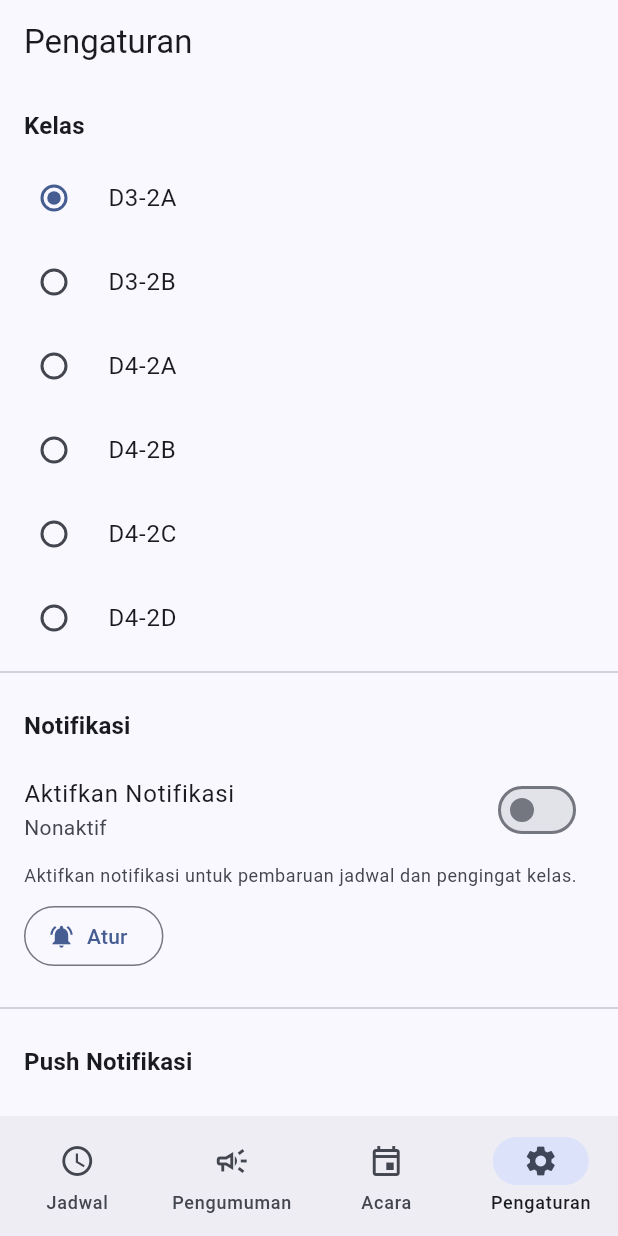
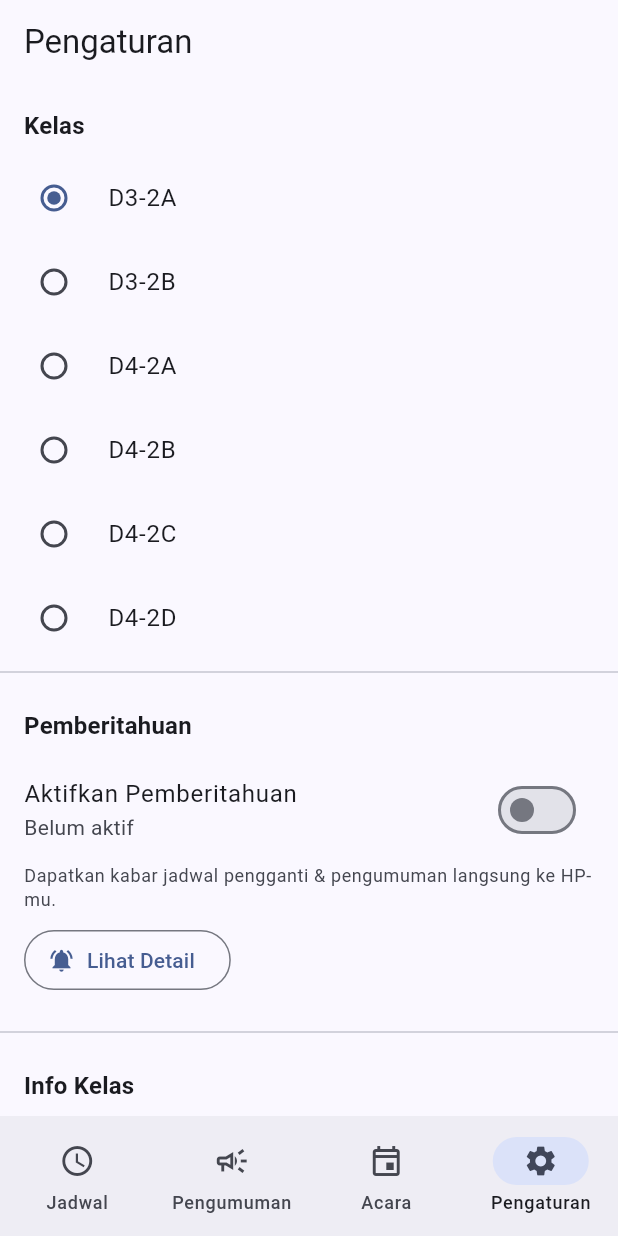
Before and after one commit to symful/jtk25client, a Flutter app: the screen it shows after launch, item 4 of the bottom bar chosen, on a phone screen of 412 x 824 dp. Run offline on Flutter 3.47's test engine with Material 3 defaults, Android fonts, the phone set to English and light mode, and no system bars; our stand-ins replace dio, firebase_core, firebase_messaging, flutter_local_notifications, flutter_markdown, flutter_riverpod and 6 more; missing offline and left inert: dart:js_interop, json_schema, workmanager; accounts and stored records are empty; generated files the repository leaves out were written again; network calls fail; statements that could not run were skipped.

Commit message:
feat: settings plain-language copy, no jargon, single notification section
- 'Notifikasi' -> 'Pemberitahuan' throughout
- Remove Push/Topik/Langganan/Token jargon from all labels
- Status text: 'Belum aktif' / 'Diblokir — atur di pengaturan HP'
- Settings: single merged notification section with 'Info Kelas' sub-section
- FCM push section renamed to 'Info Kelas' with plain explanation
- Button labels: 'Aktifkan Pemberitahuan', 'Perbarui info kelas'
- Instruction steps use natural language (Buka Pengaturan di HP)

```diff
--- a/lib/core/notifications/fcm_service.dart
+++ b/lib/core/notifications/fcm_service.dart
@@ -148,7 +148,7 @@ class FcmService {
   /// Subscribe to an FCM topic.
   ///
   /// Topics are used for class-specific data-update notifications.
-  /// The topic name is derived from the class code (e.g. "jtk25_D3-3A").
+  /// The topic name is derived from the class code (e.g. "jtk25_D3-2A").
   Future<void> subscribeToTopic(String topic) async {
     try {
       await _messaging.subscribeToTopic(topic);
@@ -233,23 +233,23 @@ class FcmService {
 
   /// Get human-readable push status in Bahasa Indonesia.
   Future<String> pushStatusText() async {
-    if (!isSupported) return 'Push web belum dikonfigurasi';
+    if (!isSupported) return 'Belum aktif di browser ini';
     try {
       final settings = await _messaging.getNotificationSettings();
       switch (settings.authorizationStatus) {
         case AuthorizationStatus.authorized:
-          return 'Push aktif';
+          return 'Aktif';
         case AuthorizationStatus.provisional:
-          return 'Push aktif (provisional)';
+          return 'Aktif';
         case AuthorizationStatus.denied:
-          return 'Push ditolak oleh sistem';
+          return 'Diblokir oleh sistem';
         case AuthorizationStatus.notDetermined:
-          return 'Push belum ditentukan';
+          return 'Belum diatur';
         case AuthorizationStatus.deniedPermanently:
-          return 'Push ditolak permanen';
+          return 'Diblokir permanen — atur di pengaturan HP';
       }
     } catch (e) {
-      return 'Status push tidak diketahui';
+      return 'Status tidak diketahui';
     }
   }
 }
--- a/lib/core/notifications/notification_providers.dart
+++ b/lib/core/notifications/notification_providers.dart
@@ -65,11 +65,11 @@ final notificationEnabledProvider =
 /// - "Nonaktif (izin ditolak)" — notifications enabled but permission denied
 final notificationStatusProvider = FutureProvider<String>((ref) async {
   final enabled = ref.watch(notificationEnabledProvider);
-  if (!enabled) return 'Nonaktif';
+  if (!enabled) return 'Belum aktif';
 
   final service = NotificationService.instance;
   final isEnabled = await service.isEnabled();
-  return isEnabled ? 'Aktif' : 'Nonaktif (izin ditolak)';
+  return isEnabled ? 'Aktif' : 'Diblokir — atur di pengaturan HP';
 });
 
 // ---------------------------------------------------------------------------
--- a/lib/core/notifications/notification_service.dart
+++ b/lib/core/notifications/notification_service.dart
@@ -410,6 +410,6 @@ class NotificationService {
   /// Human-readable status string in Indonesian.
   Future<String> statusText() async {
     final enabled = await isEnabled();
-    return enabled ? 'Aktif' : 'Nonaktif (izin ditolak)';
+    return enabled ? 'Aktif' : 'Diblokir — atur di pengaturan HP';
   }
 }
--- a/lib/features/settings/ui/notification_permission_screen.dart
+++ b/lib/features/settings/ui/notification_permission_screen.dart
@@ -153,12 +153,10 @@ class _NotificationPermissionScreenState
       return;
     }
 
-    setState(() => _topicStatus = 'Menyubscribe topik...');
+    setState(() => _topicStatus = 'Menghubungkan info kelas...');
     await FcmService.instance.subscribeToClassTopic(selectedClass);
     if (!mounted) return;
-    setState(
-      () => _topicStatus = 'Topik kelas $selectedClass berhasil dilanggani',
-    );
+    setState(() => _topicStatus = 'Info kelas $selectedClass sudah aktif');
   }
 
   Future<void> _openAppSettings() async {
@@ -183,7 +181,7 @@ class _NotificationPermissionScreenState
 
     return Scaffold(
       appBar: AppBar(
-        title: const Text('Notifikasi'),
+        title: const Text('Pemberitahuan'),
         leading: IconButton(
           icon: const Icon(Icons.arrow_back),
           onPressed: () {
@@ -223,7 +221,7 @@ class _NotificationPermissionScreenState
           const CircularProgressIndicator(),
           const SizedBox(height: 16),
           Text(
-            'Memeriksa status notifikasi...',
+            'Memeriksa status pemberitahuan...',
             style: theme.textTheme.bodyLarge,
           ),
         ],
@@ -242,7 +240,7 @@ class _NotificationPermissionScreenState
         ),
         const SizedBox(height: 24),
         Text(
-          'Notifikasi Tidak Didukung',
+          'Pemberitahuan Tidak Didukung',
           style: theme.textTheme.headlineSmall?.copyWith(
             fontWeight: FontWeight.bold,
           ),
@@ -250,9 +248,9 @@ class _NotificationPermissionScreenState
         ),
         const SizedBox(height: 12),
         Text(
-          'Browser Anda tidak mendukung notifikasi push. '
-          'Gunakan browser modern seperti Chrome atau Firefox untuk '
-          'mengaktifkan notifikasi.',
+          'Browser Anda belum mendukung pemberitahuan. '
+          'Gunakan Chrome atau Firefox untuk '
+          'mengaktifkannya.',
           style: theme.textTheme.bodyMedium?.copyWith(
             color: theme.colorScheme.onSurfaceVariant,
           ),
@@ -282,7 +280,7 @@ class _NotificationPermissionScreenState
         ),
         const SizedBox(height: 32),
         Text(
-          'Aktifkan Notifikasi',
+          'Aktifkan Pemberitahuan',
           style: theme.textTheme.headlineSmall?.copyWith(
             fontWeight: FontWeight.bold,
           ),
@@ -290,7 +288,7 @@ class _NotificationPermissionScreenState
         ),
         const SizedBox(height: 16),
         Text(
-          'Dapatkan notifikasi untuk:',
+          'Dapatkan kabar tentang:',
           style: theme.textTheme.bodyLarge?.copyWith(
             color: theme.colorScheme.onSurfaceVariant,
           ),
@@ -334,7 +332,7 @@ class _NotificationPermissionScreenState
                     ),
                   )
                 : const Text(
-                    'Aktifkan Notifikasi',
+                    'Aktifkan Pemberitahuan',
                     style: TextStyle(fontSize: 16, fontWeight: FontWeight.w600),
                   ),
           ),
@@ -363,7 +361,7 @@ class _NotificationPermissionScreenState
         ),
         const SizedBox(height: 24),
         Text(
-          'Notifikasi Aktif',
+          'Pemberitahuan Aktif',
           style: theme.textTheme.headlineSmall?.copyWith(
             fontWeight: FontWeight.bold,
             color: Colors.green,
@@ -372,8 +370,8 @@ class _NotificationPermissionScreenState
         ),
         const SizedBox(height: 12),
         Text(
-          'Notifikasi sudah aktif. Anda akan menerima '
-          'pembaruan jadwal dan pengingat kelas.',
+          'Pemberitahuan sudah aktif. Kamu akan terima '
+          'pembaruan jadwal & pengingat kelas.',
           style: theme.textTheme.bodyMedium?.copyWith(
             color: theme.colorScheme.onSurfaceVariant,
           ),
@@ -387,7 +385,7 @@ class _NotificationPermissionScreenState
               padding: const EdgeInsets.all(16),
               child: Row(
                 children: [
-                  const Icon(Icons.topic_rounded, color: kBrandBlue),
+                  const Icon(Icons.info_outline, color: kBrandBlue),
                   const SizedBox(width: 12),
                   Expanded(
                     child: Text(
@@ -404,7 +402,7 @@ class _NotificationPermissionScreenState
         OutlinedButton.icon(
           onPressed: _subscribeToClassTopic,
           icon: const Icon(Icons.refresh),
-          label: const Text('Perbarui Langganan Topik'),
+          label: const Text('Perbarui info kelas'),
         ),
       ],
     );
@@ -421,7 +419,7 @@ class _NotificationPermissionScreenState
         ),
         const SizedBox(height: 24),
         Text(
-          'Izin Ditolak',
+          'Belum Diizinkan',
           style: theme.textTheme.headlineSmall?.copyWith(
             fontWeight: FontWeight.bold,
             color: theme.colorScheme.error,
@@ -430,8 +428,8 @@ class _NotificationPermissionScreenState
         ),
         const SizedBox(height: 12),
         Text(
-          'Izin notifikasi ditolak. Tanpa izin, Anda tidak akan '
-          'menerima pembaruan jadwal dan pengingat kelas.',
+          'Kamu belum mengizinkan pemberitahuan. Tanpa itu, jadwal pengganti '
+          '& pengumuman tidak bisa dikirim.',
           style: theme.textTheme.bodyMedium?.copyWith(
             color: theme.colorScheme.onSurfaceVariant,
           ),
@@ -440,8 +438,8 @@ class _NotificationPermissionScreenState
         const SizedBox(height: 24),
         if (!kIsWeb)
           Text(
-            'Untuk mengaktifkan notifikasi, buka Pengaturan Aplikasi '
-            'dan aktifkan izin notifikasi.',
+            'Buka Pengaturan di HP-mu, lalu cari aplikasi ini '
+            'dan aktifkan pemberitahuan.',
             style: theme.textTheme.bodyMedium?.copyWith(
               color: theme.colorScheme.onSurfaceVariant,
             ),
@@ -481,7 +479,7 @@ class _NotificationPermissionScreenState
           OutlinedButton.icon(
             onPressed: _openAppSettings,
             icon: const Icon(Icons.settings),
-            label: const Text('Buka Pengaturan Aplikasi'),
+            label: const Text('Buka Pengaturan di HP'),
           ),
         ],
       ],
@@ -495,7 +493,7 @@ class _NotificationPermissionScreenState
         Icon(Icons.block_rounded, size: 80, color: theme.colorScheme.error),
         const SizedBox(height: 24),
         Text(
-          'Izin Ditolak Permanen',
+          'Pemberitahuan Diblokir',
           style: theme.textTheme.headlineSmall?.copyWith(
             fontWeight: FontWeight.bold,
             color: theme.colorScheme.error,
@@ -504,8 +502,8 @@ class _NotificationPermissionScreenState
         ),
         const SizedBox(height: 12),
         Text(
-          'Izin notifikasi ditolak permanen oleh sistem. '
-          'Untuk mengaktifkan notifikasi:',
+          'Pemberitahuan diblokir oleh sistem. '
+          'Untuk mengaktifkannya:',
           style: theme.textTheme.bodyMedium?.copyWith(
             color: theme.colorScheme.onSurfaceVariant,
           ),
@@ -516,15 +514,15 @@ class _NotificationPermissionScreenState
           _buildInstructionStep(
             theme,
             step: '1',
-            text: 'Buka Pengaturan Aplikasi',
+            text: 'Buka Pengaturan di HP',
           ),
           const SizedBox(height: 8),
-          _buildInstructionStep(theme, step: '2', text: 'Pilih Notifikasi'),
+          _buildInstructionStep(theme, step: '2', text: 'Cari pemberitahuan'),
           const SizedBox(height: 8),
           _buildInstructionStep(
             theme,
             step: '3',
-            text: 'Aktifkan izin notifikasi',
+            text: 'Aktifkan pemberitahuan',
           ),
           const SizedBox(height: 24),
           SizedBox(
@@ -540,14 +538,14 @@ class _NotificationPermissionScreenState
                 ),
               ),
               child: const Text(
-                'Buka Pengaturan Aplikasi',
+                'Buka Pengaturan di HP',
                 style: TextStyle(fontSize: 16, fontWeight: FontWeight.w600),
               ),
             ),
           ),
         ] else
           Text(
-            'Muat ulang halaman dan berikan izin saat diminta.',
+            'Muat ulang halaman ini, lalu izinkan saat diminta.',
             style: theme.textTheme.bodyMedium?.copyWith(
               color: theme.colorScheme.onSurfaceVariant,
             ),
--- a/lib/features/settings/ui/settings_ui.dart
+++ b/lib/features/settings/ui/settings_ui.dart
@@ -27,10 +27,10 @@ class SettingsPage extends ConsumerWidget {
           // Class selection section.
           const _ClassSelectionSection(),
           const Divider(),
-          // Notification section.
+          // Pemberitahuan section.
           const _NotificationSection(),
           const Divider(),
-          // FCM push status section.
+          // Info pemberitahuan section.
           const _FcmPushSection(),
         ],
       ),
@@ -100,14 +100,14 @@ class _NotificationSection extends ConsumerWidget {
         Padding(
           padding: const EdgeInsets.fromLTRB(16, 16, 16, 8),
           child: Text(
-            'Notifikasi',
+            'Pemberitahuan',
             style: Theme.of(
               context,
             ).textTheme.titleMedium?.copyWith(fontWeight: FontWeight.bold),
           ),
         ),
         SwitchListTile(
-          title: const Text('Aktifkan Notifikasi'),
+          title: const Text('Aktifkan Pemberitahuan'),
           subtitle: statusAsync.when(
             loading: () => const Text('Memuat...'),
             error: (_, _) => const Text('Gagal memuat status'),
@@ -121,7 +121,7 @@ class _NotificationSection extends ConsumerWidget {
         Padding(
           padding: const EdgeInsets.symmetric(horizontal: 16),
           child: Text(
-            'Aktifkan notifikasi untuk pembaruan jadwal dan pengingat kelas.',
+            'Dapatkan kabar jadwal pengganti & pengumuman langsung ke HP-mu.',
             style: Theme.of(context).textTheme.bodySmall?.copyWith(
               color: Theme.of(context).colorScheme.onSurfaceVariant,
             ),
@@ -136,7 +136,7 @@ class _NotificationSection extends ConsumerWidget {
               context.push('/pengaturan/notifikasi');
             },
             icon: const Icon(Icons.notifications_active),
-            label: const Text('Atur'),
+            label: const Text('Lihat Detail'),
           ),
         ),
         const SizedBox(height: 16),
@@ -146,7 +146,7 @@ class _NotificationSection extends ConsumerWidget {
             loading: () => const SizedBox.shrink(),
             error: (_, _) => const SizedBox.shrink(),
             data: (status) {
-              if (status == 'Nonaktif (izin ditolak)') {
+              if (status == 'Diblokir — atur di pengaturan HP') {
                 return Padding(
                   padding: const EdgeInsets.symmetric(horizontal: 16),
                   child: OutlinedButton.icon(
@@ -157,7 +157,7 @@ class _NotificationSection extends ConsumerWidget {
                       ref.invalidate(notificationStatusProvider);
                     },
                     icon: const Icon(Icons.notifications_active),
-                    label: const Text('Minta Izin'),
+                    label: const Text('Aktifkan Pemberitahuan'),
                   ),
                 );
               }
@@ -170,7 +170,7 @@ class _NotificationSection extends ConsumerWidget {
 }
 
 // ---------------------------------------------------------------------------
-// FCM push status section
+// Info pemberitahuan section
 // ---------------------------------------------------------------------------
 
 class _FcmPushSection extends ConsumerWidget {
@@ -186,7 +186,7 @@ class _FcmPushSection extends ConsumerWidget {
         Padding(
           padding: const EdgeInsets.fromLTRB(16, 16, 16, 8),
           child: Text(
-            'Push Notifikasi',
+            'Info Kelas',
             style: Theme.of(
               context,
             ).textTheme.titleMedium?.copyWith(fontWeight: FontWeight.bold),
@@ -194,7 +194,7 @@ class _FcmPushSection extends ConsumerWidget {
         ),
         ListTile(
           leading: const Icon(Icons.cloud_queue),
-          title: const Text('Status Push'),
+          title: const Text('Status pengiriman'),
           subtitle: fcmStatusAsync.when(
             loading: () => const Text('Memuat...'),
             error: (e, _) => const Text('Gagal memuat status'),
@@ -205,7 +205,7 @@ class _FcmPushSection extends ConsumerWidget {
           Padding(
             padding: const EdgeInsets.symmetric(horizontal: 16),
             child: Text(
-              'Untuk mengaktifkan push web, buat sertifikat Web Push di Firebase Console \u2192 Project Settings \u2192 Cloud Messaging.',
+              'Fitur ini belum aktif di browser. Gunakan Chrome atau Firefox untuk menerima pemberitahuan.',
               style: Theme.of(context).textTheme.bodySmall?.copyWith(
                 color: Theme.of(context).colorScheme.onSurfaceVariant,
               ),
@@ -222,8 +222,8 @@ class _FcmPushSection extends ConsumerWidget {
                 ref.invalidate(fcmStatusProvider);
               }
             },
-            icon: const Icon(Icons.topic),
-            label: const Text('Perbarui Langganan Topik'),
+            icon: const Icon(Icons.info_outline),
+            label: const Text('Perbarui info kelas'),
           ),
         ),
         const SizedBox(height: 16),
```
Also changed, not shown: 1 other file.
